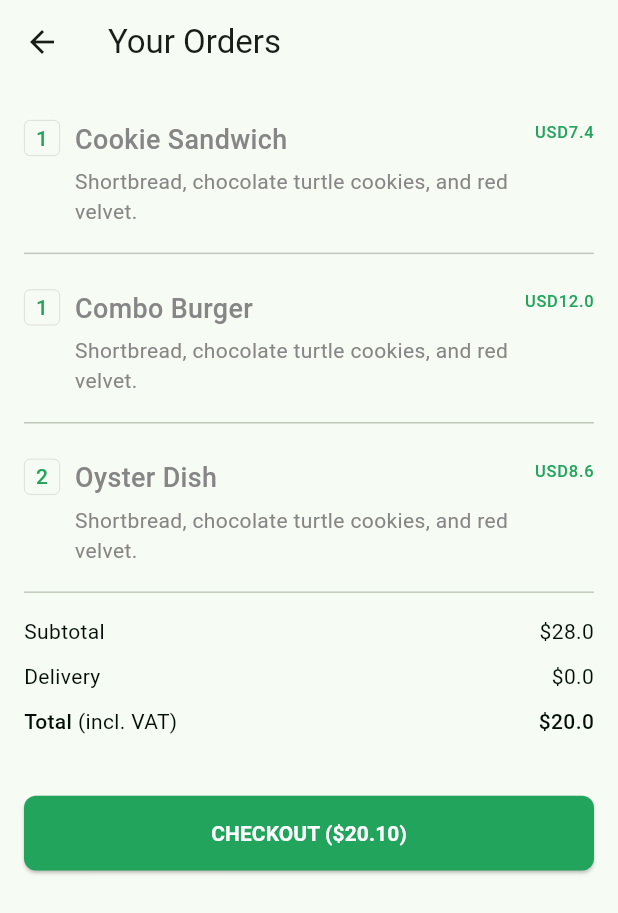
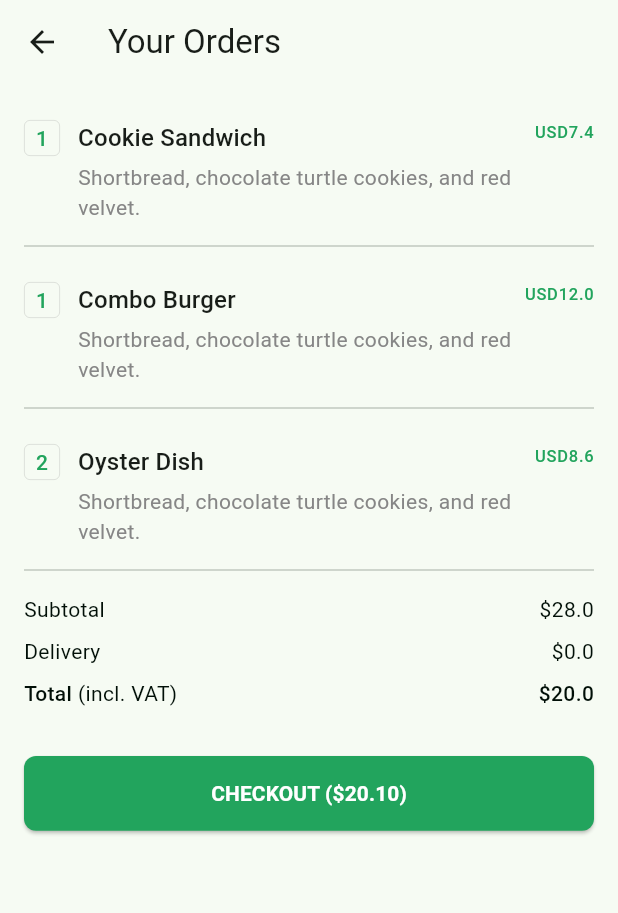
Before and after one commit to abuanwar072/foodly_ui, a Flutter app: the OrderDetailsScreen screen opened directly, on a phone screen of 412 x 824 dp. Shown: the top 913 px of the screen. Run offline on Flutter 3.47's test engine with Material 2 defaults, Android fonts, the phone set to English and light mode, and no system bars; our stand-ins replace flutter_svg, form_field_validator.

Commit message:
orders page done

```diff
--- a/lib/screens/orderDetails/components/body.dart
+++ /dev/null
@@ -1,107 +0,0 @@
-import 'package:flutter/material.dart';
-import 'package:foodly_ui/components/buttons/primary_button.dart';
-import 'package:foodly_ui/constants.dart';
-import 'package:foodly_ui/size_config.dart';
-
-import 'order_item_card.dart';
-
-class Body extends StatelessWidget {
-  const Body({super.key});
-
-  @override
-  Widget build(BuildContext context) {
-    return SingleChildScrollView(
-      child: Padding(
-        padding: const EdgeInsets.symmetric(horizontal: defaultPadding),
-        child: Column(
-          children: [
-            const SizedBox(height: defaultPadding),
-            // List of cart items
-            ...List.generate(
-              demoItems.length,
-              (index) => Padding(
-                padding:
-                    const EdgeInsets.symmetric(vertical: defaultPadding / 2),
-                child: OrderedItemCard(
-                  title: demoItems[index]["title"],
-                  description:
-                      "Shortbread, chocolate turtle cookies, and red velvet.",
-                  numOfItem: demoItems[index]["numOfItem"],
-                  price: demoItems[index]["price"].toDouble(),
-                ),
-              ),
-            ),
-            buildPriceRow(text: "Subtotal", price: 28.0),
-            const VerticalSpacing(of: 10),
-            buildPriceRow(text: "Delivery", price: 0),
-            const VerticalSpacing(of: 10),
-            buildTotal(price: 20),
-            const VerticalSpacing(of: 40),
-            PrimaryButton(
-              text: "Checkout (\$20.10)",
-              press: () {},
-            ),
-          ],
-        ),
-      ),
-    );
-  }
-
-  Row buildTotal({required double price}) {
-    return Row(
-      mainAxisAlignment: MainAxisAlignment.spaceBetween,
-      children: [
-        Text.rich(
-          TextSpan(
-            text: "Total ",
-            style: TextStyle(color: titleColor, fontWeight: FontWeight.w500),
-            children: const [
-              TextSpan(
-                text: "(incl. VAT)",
-                style: TextStyle(fontWeight: FontWeight.normal),
-              ),
-            ],
-          ),
-        ),
-        Text(
-          "\$$price",
-          style: TextStyle(color: titleColor, fontWeight: FontWeight.w500),
-        ),
-      ],
-    );
-  }
-
-  Row buildPriceRow({required String text, required double price}) {
-    return Row(
-      mainAxisAlignment: MainAxisAlignment.spaceBetween,
-      children: [
-        Text(
-          text,
-          style: TextStyle(color: titleColor),
-        ),
-        Text(
-          "\$$price",
-          style: TextStyle(color: titleColor),
-        )
-      ],
-    );
-  }
-}
-
-const List<Map> demoItems = [
-  {
-    "title": "Cookie Sandwich",
-    "price": 7.4,
-    "numOfItem": 1,
-  },
-  {
-    "title": "Combo Burger",
-    "price": 12,
-    "numOfItem": 1,
-  },
-  {
-    "title": "Oyster Dish",
-    "price": 8.6,
-    "numOfItem": 2,
-  },
-];
--- a/lib/screens/orderDetails/components/order_item_card.dart
+++ b/lib/screens/orderDetails/components/order_item_card.dart
@@ -1,7 +1,6 @@
 import 'package:flutter/material.dart';
 
 import '../../../constants.dart';
-import '../../../size_config.dart';
 
 class OrderedItemCard extends StatelessWidget {
   const OrderedItemCard({
@@ -23,19 +22,16 @@ class OrderedItemCard extends StatelessWidget {
           crossAxisAlignment: CrossAxisAlignment.start,
           children: [
             NumOfItems(numOfItem: numOfItem),
-            const HorizontalSpacing(of: 10),
+            const SizedBox(width: defaultPadding * 0.75),
             Expanded(
               child: Column(
                 crossAxisAlignment: CrossAxisAlignment.start,
                 children: [
                   Text(
                     title!,
-                    style: TextStyle(
-                      fontSize: getProportionateScreenWidth(18),
-                      fontWeight: FontWeight.w500,
-                    ),
+                    style: Theme.of(context).textTheme.titleMedium,
                   ),
-                  const VerticalSpacing(of: 5),
+                  const SizedBox(height: defaultPadding / 4),
                   Text(
                     description!,
                     style: Theme.of(context).textTheme.bodyMedium,
@@ -45,7 +41,7 @@ class OrderedItemCard extends StatelessWidget {
                 ],
               ),
             ),
-            const HorizontalSpacing(of: 10),
+            const SizedBox(width: defaultPadding / 2),
             Text(
               "USD$price",
               style: Theme.of(context)
@@ -55,7 +51,7 @@ class OrderedItemCard extends StatelessWidget {
             )
           ],
         ),
-        const VerticalSpacing(of: 10),
+        const SizedBox(height: defaultPadding / 2),
         const Divider(),
       ],
     );
--- /dev/null
+++ b/lib/screens/orderDetails/components/price_row.dart
@@ -0,0 +1,31 @@
+import 'package:flutter/material.dart';
+
+import '../../../constants.dart';
+
+class PriceRow extends StatelessWidget {
+  const PriceRow({
+    super.key,
+    required this.text,
+    required this.price,
+  });
+
+  final String text;
+  final double price;
+
+  @override
+  Widget build(BuildContext context) {
+    return Row(
+      mainAxisAlignment: MainAxisAlignment.spaceBetween,
+      children: [
+        Text(
+          text,
+          style: const TextStyle(color: titleColor),
+        ),
+        Text(
+          "\$$price",
+          style: const TextStyle(color: titleColor),
+        )
+      ],
+    );
+  }
+}
--- /dev/null
+++ b/lib/screens/orderDetails/components/total_price.dart
@@ -0,0 +1,38 @@
+import 'package:flutter/material.dart';
+
+import '../../../constants.dart';
+
+class TotalPrice extends StatelessWidget {
+  const TotalPrice({
+    super.key,
+    required this.price,
+  });
+
+  final double price;
+
+  @override
+  Widget build(BuildContext context) {
+    return Row(
+      mainAxisAlignment: MainAxisAlignment.spaceBetween,
+      children: [
+        const Text.rich(
+          TextSpan(
+            text: "Total ",
+            style: TextStyle(color: titleColor, fontWeight: FontWeight.w500),
+            children: [
+              TextSpan(
+                text: "(incl. VAT)",
+                style: TextStyle(fontWeight: FontWeight.normal),
+              ),
+            ],
+          ),
+        ),
+        Text(
+          "\$$price",
+          style:
+              const TextStyle(color: titleColor, fontWeight: FontWeight.w500),
+        ),
+      ],
+    );
+  }
+}
--- a/lib/screens/orderDetails/order_details_screen.dart
+++ b/lib/screens/orderDetails/order_details_screen.dart
@@ -1,6 +1,10 @@
 import 'package:flutter/material.dart';
 
-import 'components/body.dart';
+import '../../components/buttons/primary_button.dart';
+import '../../constants.dart';
+import 'components/order_item_card.dart';
+import 'components/price_row.dart';
+import 'components/total_price.dart';
 
 class OrderDetailsScreen extends StatelessWidget {
   const OrderDetailsScreen({super.key});
@@ -11,7 +15,59 @@ class OrderDetailsScreen extends StatelessWidget {
       appBar: AppBar(
         title: const Text("Your Orders"),
       ),
-      body: const Body(),
+      body: SingleChildScrollView(
+        child: Padding(
+          padding: const EdgeInsets.symmetric(horizontal: defaultPadding),
+          child: Column(
+            children: [
+              const SizedBox(height: defaultPadding),
+              // List of cart items
+              ...List.generate(
+                demoItems.length,
+                (index) => Padding(
+                  padding:
+                      const EdgeInsets.symmetric(vertical: defaultPadding / 2),
+                  child: OrderedItemCard(
+                    title: demoItems[index]["title"],
+                    description:
+                        "Shortbread, chocolate turtle cookies, and red velvet.",
+                    numOfItem: demoItems[index]["numOfItem"],
+                    price: demoItems[index]["price"].toDouble(),
+                  ),
+                ),
+              ),
+              const PriceRow(text: "Subtotal", price: 28.0),
+              const SizedBox(height: defaultPadding / 2),
+              const PriceRow(text: "Delivery", price: 0),
+              const SizedBox(height: defaultPadding / 2),
+              const TotalPrice(price: 20),
+              const SizedBox(height: defaultPadding * 2),
+              PrimaryButton(
+                text: "Checkout (\$20.10)",
+                press: () {},
+              ),
+            ],
+          ),
+        ),
+      ),
     );
   }
 }
+
+const List<Map> demoItems = [
+  {
+    "title": "Cookie Sandwich",
+    "price": 7.4,
+    "numOfItem": 1,
+  },
+  {
+    "title": "Combo Burger",
+    "price": 12,
+    "numOfItem": 1,
+  },
+  {
+    "title": "Oyster Dish",
+    "price": 8.6,
+    "numOfItem": 2,
+  },
+];
```
